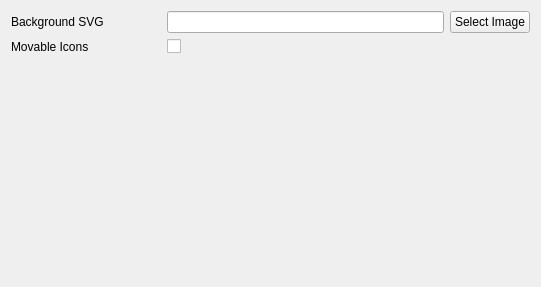
Old version of the form opentoolcontroller/views/SystemEditor.ui in the repository OpenToolController/opentoolcontroller.
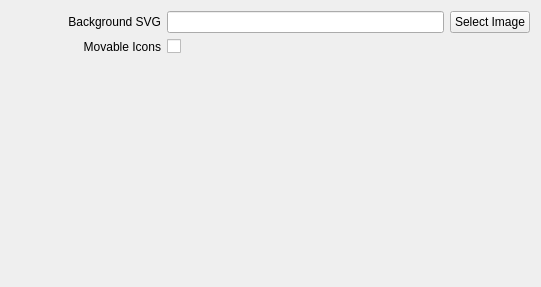
New version of the form. Custom widgets are drawn as their Qt base class.

```diff
--- a/opentoolcontroller/views/SystemEditor.ui
+++ b/opentoolcontroller/views/SystemEditor.ui
@@ -83,6 +83,9 @@
      <property name="text">
       <string>Background SVG</string>
      </property>
+     <property name="alignment">
+      <set>Qt::AlignRight|Qt::AlignTrailing|Qt::AlignVCenter</set>
+     </property>
     </widget>
    </item>
    <item row="0" column="1">
@@ -107,6 +110,9 @@
      <property name="text">
       <string>Movable Icons</string>
      </property>
+     <property name="alignment">
+      <set>Qt::AlignRight|Qt::AlignTrailing|Qt::AlignVCenter</set>
+     </property>
     </widget>
    </item>
   </layout>
```
